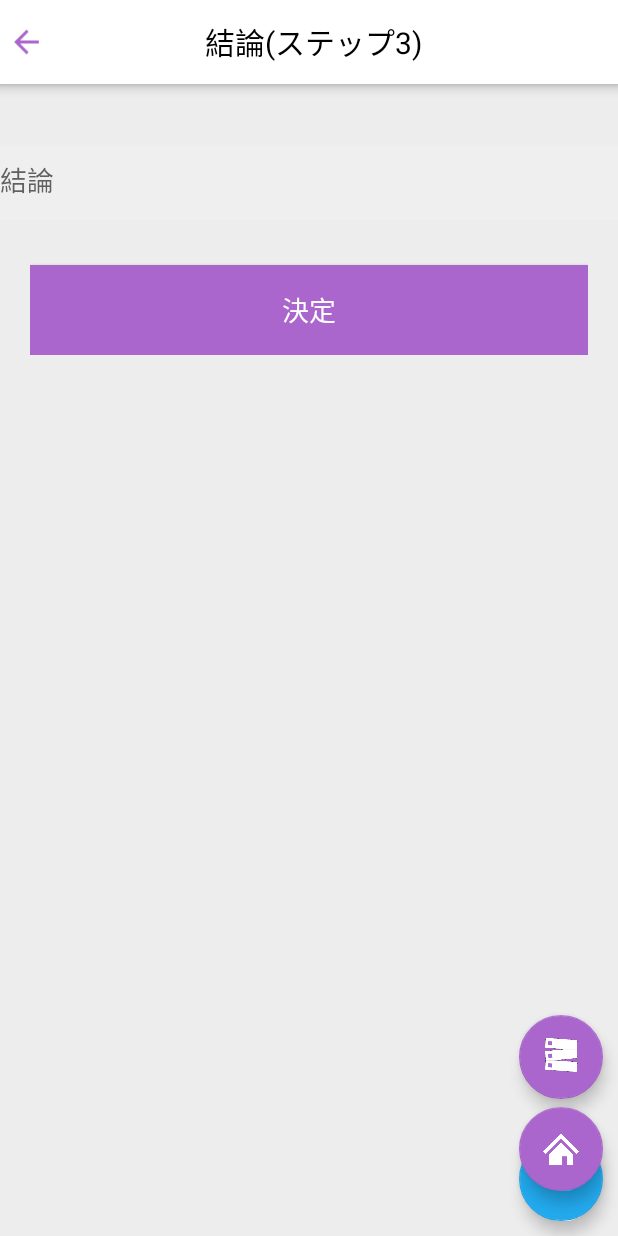
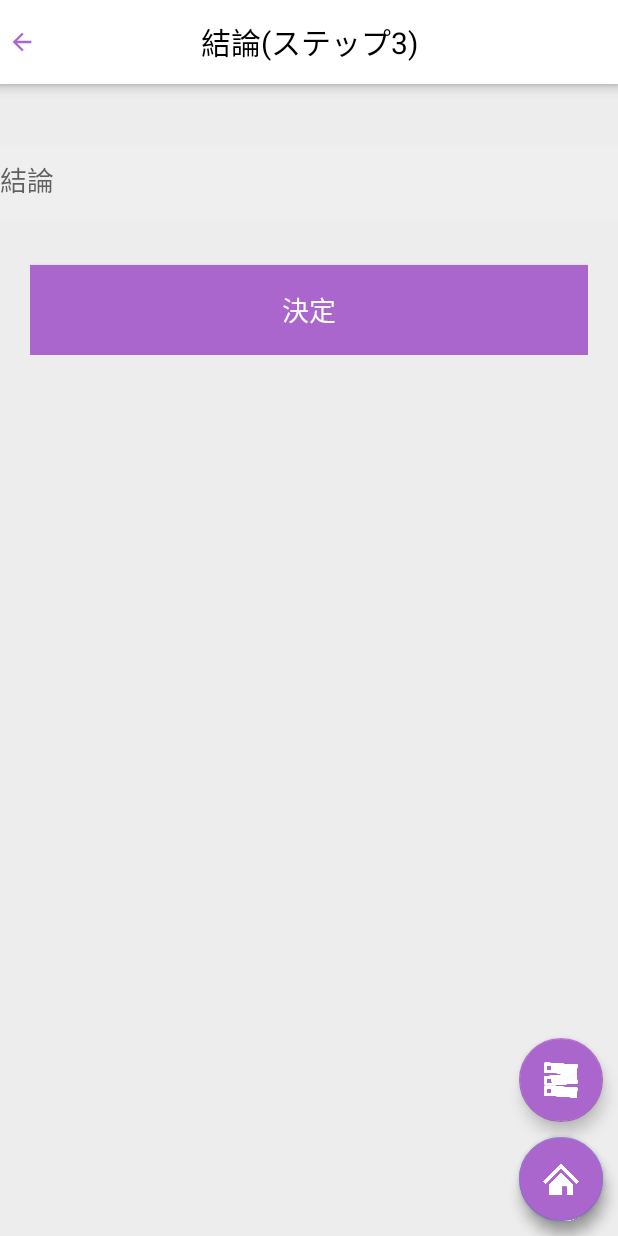
Before and after one commit to FJB16G/X16G_D, an Android app: the fragment CreatedFragment placed in its activity, on a phone screen of 412 x 824 dp. Run offline under Robolectric (Android 15) with nearby library versions, the phone set to English and light mode, and no system bars; 1 statement that could not run was skipped.

Commit message:
良いお年を

```diff
--- a/app/src/main/java/jp/ac/chiba_fjb/x16g_d/ideatest02/Category2.java
+++ b/app/src/main/java/jp/ac/chiba_fjb/x16g_d/ideatest02/Category2.java
@@ -133,8 +133,7 @@ public class Category2 extends Fragment implements View.OnClickListener, Categor
         final TestDB db = new TestDB(getActivity());
 
 
-        Intent intent = getActivity().getIntent();
-        grou_id = intent.getStringExtra("id");
+        grou_id = getArguments().getString("id");
 
 
 
--- a/app/src/main/java/jp/ac/chiba_fjb/x16g_d/ideatest02/HomeActivity.java
+++ b/app/src/main/java/jp/ac/chiba_fjb/x16g_d/ideatest02/HomeActivity.java
@@ -1,9 +1,13 @@
 package jp.ac.chiba_fjb.x16g_d.ideatest02;
 
+import android.content.DialogInterface;
+import android.content.SharedPreferences;
+import android.preference.PreferenceManager;
 import android.support.annotation.NonNull;
 import android.support.v4.app.Fragment;
 import android.support.v4.app.FragmentManager;
 import android.support.v4.app.FragmentTransaction;
+import android.support.v7.app.AlertDialog;
 import android.support.v7.app.AppCompatActivity;
 import android.os.Bundle;
 import android.view.Menu;
@@ -48,4 +52,61 @@ public class HomeActivity extends AppCompatActivity
         getMenuInflater().inflate(R.menu.memu_main,menu);
         return true;
     }
+
+
+
+
+    //ここからチュートリアル
+
+    public static final int PREFERENCE_INIT = 0;
+    public static final int PREFERENCE_BOOTED = 1;
+
+    //データ保存
+    private void setState(int state) {
+        // SharedPreferences設定を保存
+        SharedPreferences sp = PreferenceManager.getDefaultSharedPreferences(this);
+        sp.edit().putInt("InitState", state).commit();
+    }
+
+    //データ読み出し
+    private int getState() {
+        // 読み込み
+        int state;
+        SharedPreferences sp = PreferenceManager.getDefaultSharedPreferences(this);
+        state = sp.getInt("InitState", PREFERENCE_INIT);
+        return state;
+    }
+
+
+    //ダイアログ表示
+    @Override
+    public void onResume(){
+        super.onResume();
+
+        AlertDialog.Builder alertDialog=new AlertDialog.Builder(this);
+
+        // ダイアログの設定
+        alertDialog.setTitle("FirstBoot");          //タイトル
+        alertDialog.setMessage("初回メッセージ");      //内容
+        alertDialog.setIcon(R.drawable.all_blue);   //アイコン設定
+
+        alertDialog.setPositiveButton("OK", new DialogInterface.OnClickListener() {
+
+            public void onClick(DialogInterface dialog, int which) {
+                //初回表示完了
+                setState(PREFERENCE_BOOTED);
+            }
+        });
+
+        // ダイアログの作成と表示
+        if(PREFERENCE_INIT == getState() ){
+            //初回起動時のみ表示する
+            alertDialog.create();
+            alertDialog.show();
+        }
+    }
+
+
+
+
 }
--- a/app/src/main/java/jp/ac/chiba_fjb/x16g_d/ideatest02/TitleAdapter.java
+++ b/app/src/main/java/jp/ac/chiba_fjb/x16g_d/ideatest02/TitleAdapter.java
@@ -3,6 +3,7 @@ package jp.ac.chiba_fjb.x16g_d.ideatest02;
 import android.app.Activity;
 import android.content.Context;
 import android.content.Intent;
+import android.graphics.Color;
 import android.os.Bundle;
 import android.support.v4.app.FragmentManager;
 import android.support.v4.app.FragmentTransaction;
@@ -24,6 +25,7 @@ public class TitleAdapter extends RecyclerView.Adapter<TitleAdapter.ViewHolder>{
     private Activity activity;
     private onItemClickListener listener;
     private String id;
+    private String [] color = {"#ff8800","#22aaee","#aa66cc"};
 
     public TitleAdapter(Activity activity,List<String> dataset,List<String> day,List<String> datakey) {
         //MainActivityのArrayListを持ってきてる？
@@ -50,6 +52,8 @@ public class TitleAdapter extends RecyclerView.Adapter<TitleAdapter.ViewHolder>{
     public void onBindViewHolder(final ViewHolder holder, final int position) {
         holder.mButton.setText(dataArray.get(position));
         holder.mTextView.setText(day.get(position));
+        int mod = position%3;
+        holder.mTextView.setTextColor(Color.parseColor(color[mod]));
         holder.mButton.setOnClickListener(new View.OnClickListener() {
             @Override
             public void onClick(View view) {
--- a/app/src/main/res/layout/fragment_created.xml
+++ b/app/src/main/res/layout/fragment_created.xml
@@ -22,7 +22,7 @@
                 android:id="@+id/toAllFragment"
                 android:layout_width="70dp"
                 android:layout_height="match_parent"
-                android:layout_weight="1"
+                android:layout_weight="1.4"
                 android:padding="5dp"
                 android:rotation="0"
 
@@ -95,21 +95,17 @@
             android:layout_height="wrap_content"
             android:layout_marginLeft="10dp"
             android:layout_marginRight="10dp"
-            android:layout_marginBottom="5dp"
             android:clickable="true"
             app:backgroundTint="@android:color/holo_purple"
             app:layout_anchor="@+id/viewPager"
             app:layout_anchorGravity="bottom|right"
-            app:maxImageSize="55dp"
             app:srcCompat="@drawable/all_purple" />
 
         <android.support.design.widget.FloatingActionButton
             android:id="@+id/floatingActionButton"
             android:layout_width="match_parent"
             android:layout_height="wrap_content"
-            android:layout_marginLeft="10dp"
-            android:layout_marginRight="10dp"
-            android:layout_marginBottom="30dp"
+            android:layout_margin="10dp"
             android:clickable="true"
             android:tint="@android:color/background_light"
             app:backgroundTint="@android:color/holo_purple"
```
Also changed, not shown: app/src/main/res/layout/fragment_category.xml (+19 -18 lines), app/src/main/res/layout/fragment_idea.xml (+20 -18 lines), app/src/main/res/drawable/all_blue.png, app/src/main/res/drawable/all_orange.png, app/src/main/res/drawable/all_purple.png.
